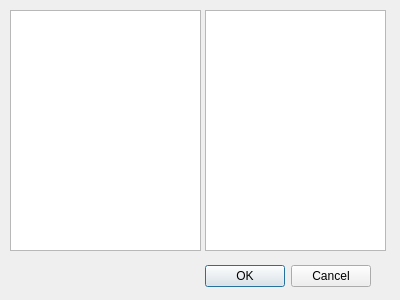
This is PICSimu/selectfiledialog.ui in Benedikt1992/PICSimu as Qt 5 draws it before an edit. The edited form follows.
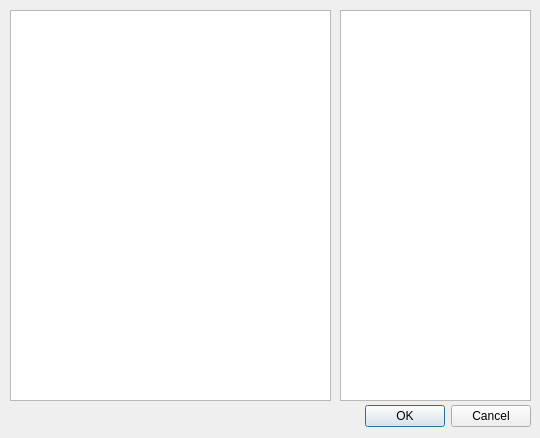
This is the edited form.

Commit message: windows size angepasst

Patch:
```diff
--- a/PICSimu/selectfiledialog.ui
+++ b/PICSimu/selectfiledialog.ui
@@ -6,8 +6,8 @@
    <rect>
     <x>0</x>
     <y>0</y>
-    <width>400</width>
-    <height>300</height>
+    <width>540</width>
+    <height>438</height>
    </rect>
   </property>
   <property name="windowTitle">
@@ -16,8 +16,8 @@
   <widget class="QDialogButtonBox" name="buttonBox">
    <property name="geometry">
     <rect>
-     <x>30</x>
-     <y>260</y>
+     <x>190</x>
+     <y>400</y>
      <width>341</width>
      <height>32</height>
     </rect>
@@ -34,18 +34,18 @@
     <rect>
      <x>10</x>
      <y>10</y>
-     <width>191</width>
-     <height>241</height>
+     <width>321</width>
+     <height>391</height>
     </rect>
    </property>
   </widget>
   <widget class="QListView" name="FileList">
    <property name="geometry">
     <rect>
-     <x>205</x>
+     <x>340</x>
      <y>10</y>
-     <width>181</width>
-     <height>241</height>
+     <width>191</width>
+     <height>391</height>
     </rect>
    </property>
   </widget>
```
